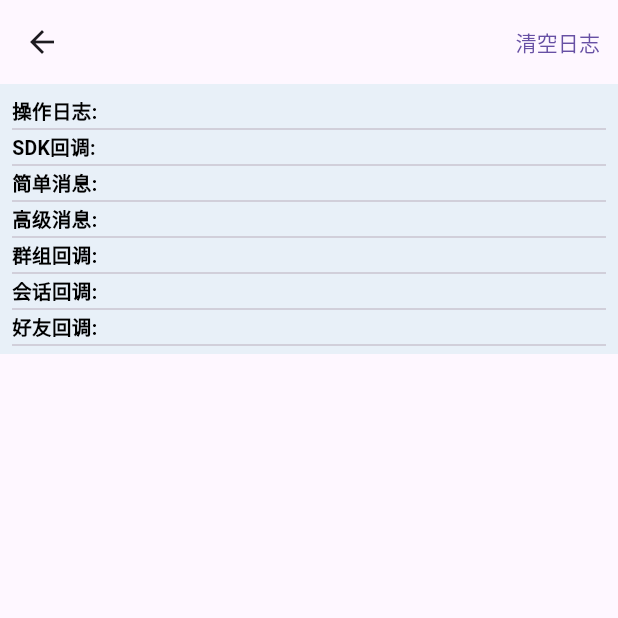
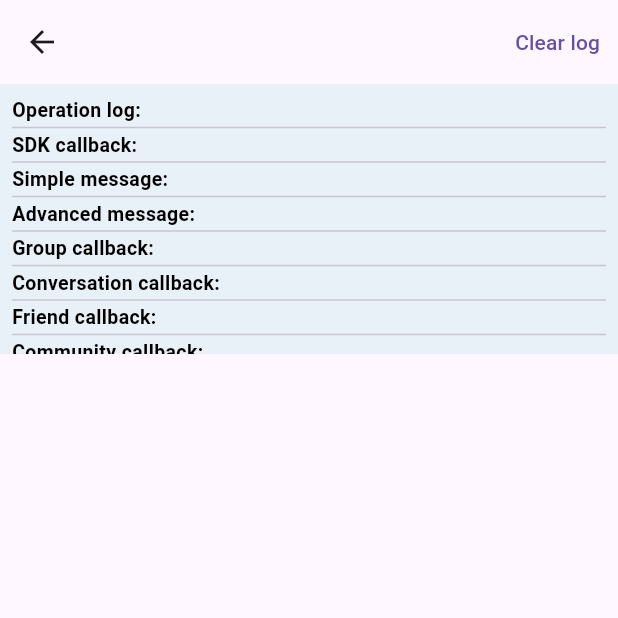
Before and after one commit to BrianTran24/TencentSDK, a Flutter app: the BaseAPITest screen opened directly with empty values, on a phone screen of 412 x 824 dp, the top half of it. Run offline on Flutter 3.47's test engine with Material 3 defaults, Android fonts, the phone set to English and light mode, and no system bars; our stand-ins replace fluttertoast, js, plugin_platform_interface; missing offline and left inert: dart:ffi, dart:html, dart:js, dart:js_util, mime_type.

Commit message:
Translate all Chinese text to English in imdemo UI files
Co-authored-by: BrianTran24 <179514740+BrianTran24@users.noreply.github.com>

```diff
--- a/imdemo/lib/config.dart
+++ b/imdemo/lib/config.dart
@@ -1,6 +1,6 @@
 class IMConfig {
   static const int sdkappid = 0;
   static const String appKey = "";
-  // 默认时间：7 x 24 x 60 x 60 = 604800 = 7 天
+  // Default time: 7 x 24 x 60 x 60 = 604800 = 7 days
   static const int expireTime = 604800;
 }
--- a/imdemo/lib/main.dart
+++ b/imdemo/lib/main.dart
@@ -8,7 +8,7 @@ import 'package:tencent_cloud_chat_sdk_example/utils/log_manager.dart';
 import 'package:tencent_cloud_chat_sdk_example/utils/listener_manager.dart';
 
 void main() {
-  // 预初始化全局监听器管理器
+  // Pre-initialize global listener manager
   final listenerManager = ListenerManager();
   listenerManager.initialize();
 
--- a/imdemo/lib/pages/api_test_page.dart
+++ b/imdemo/lib/pages/api_test_page.dart
@@ -48,27 +48,27 @@ class _APITestPageState extends State<APITestPage> {
         items: const [
           BottomNavigationBarItem(
             icon: Icon(Icons.settings),
-            label: '基础',
+            label: 'Basic',
           ),
           BottomNavigationBarItem(
             icon: Icon(Icons.chat),
-            label: '会话',
+            label: 'Conversation',
           ),
           BottomNavigationBarItem(
             icon: Icon(Icons.message),
-            label: '消息',
+            label: 'Message',
           ),
           BottomNavigationBarItem(
             icon: Icon(Icons.group),
-            label: '群组',
+            label: 'Group',
           ),
           BottomNavigationBarItem(
             icon: Icon(Icons.people),
-            label: '关系链',
+            label: 'Relationship',
           ),
           BottomNavigationBarItem(
             icon: Icon(Icons.forum),
-            label: '社群',
+            label: 'Community',
           ),
         ],
       ),
--- a/imdemo/lib/pages/base_api_test.dart
+++ b/imdemo/lib/pages/base_api_test.dart
@@ -2,40 +2,40 @@ import 'package:flutter/material.dart';
 import 'package:provider/provider.dart';
 import 'package:tencent_cloud_chat_sdk_example/utils/log_manager.dart';
 
-// 通用样式常量
+// Common style constants
 class APITestStyle {
-  // 输入框样式常量
-  static const double INPUT_HEIGHT = 30.0;           // 输入框高度
-  static const double INPUT_FONT_SIZE = 13.0;        // 输入框字体大小
-  static const double INPUT_LABEL_FONT_SIZE = 12.0;  // 输入框标签字体大小
-  static const EdgeInsets INPUT_PADDING = EdgeInsets.symmetric(horizontal: 8, vertical: 8); // 输入框内边距
+  // Input field style constants
+  static const double INPUT_HEIGHT = 30.0;           // Input field height
+  static const double INPUT_FONT_SIZE = 13.0;        // Input field font size
+  static const double INPUT_LABEL_FONT_SIZE = 12.0;  // Input field label font size
+  static const EdgeInsets INPUT_PADDING = EdgeInsets.symmetric(horizontal: 8, vertical: 8); // Input field padding
 
-  // 按钮样式常量
-  static const double BUTTON_HORIZONTAL_PADDING = 5.0;   // 按钮内部左右内边距
-  static const double BUTTON_VERTICAL_PADDING = 3.0;     // 按钮内部上下内边距
-  static const double BUTTON_MIN_HEIGHT = 30.0;          // 按钮最小高度
-  static const double BUTTON_FONT_SIZE = 12.0;           // 按钮文字大小
-  static const double BUTTON_BORDER_RADIUS = 4.0;        // 按钮圆角半径
-  static const double BUTTON_CHAR_WIDTH = 6.0;           // 每个字符的估计宽度
-  static const double BUTTON_EXTRA_WIDTH = 12.0;         // 按钮额外宽度
-  static const Color BUTTON_TEXT_COLOR = Colors.white;   // 按钮文字颜色
-  static const Color BUTTON_BG_COLOR = Colors.blue;      // 按钮背景颜色
+  // Button style constants
+  static const double BUTTON_HORIZONTAL_PADDING = 5.0;   // Button horizontal padding
+  static const double BUTTON_VERTICAL_PADDING = 3.0;     // Button vertical padding
+  static const double BUTTON_MIN_HEIGHT = 30.0;          // Button minimum height
+  static const double BUTTON_FONT_SIZE = 12.0;           // Button font size
+  static const double BUTTON_BORDER_RADIUS = 4.0;        // Button border radius
+  static const double BUTTON_CHAR_WIDTH = 6.0;           // Estimated width per character
+  static const double BUTTON_EXTRA_WIDTH = 12.0;         // Button extra width
+  static const Color BUTTON_TEXT_COLOR = Colors.white;   // Button text color
+  static const Color BUTTON_BG_COLOR = Colors.blue;      // Button background color
 
-  // 布局常量
-  static const double HORIZONTAL_SPACING = 8.0;         // 水平间距
-  static const double VERTICAL_SPACING = 4.0;           // 垂直间距
-  static const double LABEL_WIDTH = 80.0;               // 标签宽度
+  // Layout constants
+  static const double HORIZONTAL_SPACING = 8.0;         // Horizontal spacing
+  static const double VERTICAL_SPACING = 4.0;           // Vertical spacing
+  static const double LABEL_WIDTH = 80.0;               // Label width
 
-  // 日志区域样式常量
-  static const double LOG_AREA_HEIGHT = 180.0;           // 日志区域高度
-  static const double LOG_LABEL_FONT_SIZE = 13.0;        // 日志标签字体大小
-  static const double LOG_CONTENT_FONT_SIZE = 10.0;      // 日志内容字体大小
-  static const Color LOG_LABEL_COLOR = Colors.black;     // 日志标签颜色
-  static const Color LOG_CONTENT_COLOR = Colors.black54; // 日志内容颜色
-  static const Color LOG_AREA_BG_COLOR = Color(0xFFE8F0F8); // 日志区域背景色
+  // Log area style constants
+  static const double LOG_AREA_HEIGHT = 180.0;           // Log area height
+  static const double LOG_LABEL_FONT_SIZE = 13.0;        // Log label font size
+  static const double LOG_CONTENT_FONT_SIZE = 10.0;      // Log content font size
+  static const Color LOG_LABEL_COLOR = Colors.black;     // Log label color
+  static const Color LOG_CONTENT_COLOR = Colors.black54; // Log content color
+  static const Color LOG_AREA_BG_COLOR = Color(0xFFE8F0F8); // Log area background color
 }
 
-// 通用按钮组件
+// Common button component
 class APITestButton extends StatelessWidget {
   final String text;
   final VoidCallback onPressed;
@@ -87,7 +87,7 @@ class APITestButton extends StatelessWidget {
   }
 }
 
-// 基础API测试页面组件
+// Base API test page component
 class BaseAPITest extends StatefulWidget {
   final String title;
   final List<Widget> inputFields;
@@ -109,7 +109,7 @@ class BaseAPITest extends StatefulWidget {
 class _BaseAPITestState extends State<BaseAPITest> {
   @override
   Widget build(BuildContext context) {
-    // 使用 Consumer 监听 LogManager 的变化
+    // Use Consumer to listen to LogManager changes
     return Consumer<LogManager>(
       builder: (context, logManager, child) {
         return Scaffold(
@@ -118,7 +118,7 @@ class _BaseAPITestState extends State<BaseAPITest> {
             actions: [
               TextButton(
                 onPressed: widget.onClearLog,
-                child: const Text('清空日志'),
+                child: const Text('Clear log'),
               ),
             ],
           ),
@@ -136,7 +136,7 @@ class _BaseAPITestState extends State<BaseAPITest> {
                       children: [
                         Row(
                           children: [
-                            const Text('操作日志: ',
+                            const Text('Operation log: ',
                               style: TextStyle(
                                 fontWeight: FontWeight.bold,
                                 fontSize: APITestStyle.LOG_LABEL_FONT_SIZE,
@@ -157,7 +157,7 @@ class _BaseAPITestState extends State<BaseAPITest> {
                         const Divider(height: 4),
                         Row(
                           children: [
-                            const Text('SDK回调: ',
+                            const Text('SDK callback: ',
                               style: TextStyle(
                                 fontWeight: FontWeight.bold,
                                 fontSize: APITestStyle.LOG_LABEL_FONT_SIZE,
@@ -178,7 +178,7 @@ class _BaseAPITestState extends State<BaseAPITest> {
                         const Divider(height: 4),
                         Row(
                           children: [
-                            const Text('简单消息: ',
+                            const Text('Simple message: ',
                               style: TextStyle(
                                 fontWeight: FontWeight.bold,
                                 fontSize: APITestStyle.LOG_LABEL_FONT_SIZE,
@@ -199,7 +199,7 @@ class _BaseAPITestState extends State<BaseAPITest> {
                         const Divider(height: 4),
                         Row(
                           children: [
-                            const Text('高级消息: ',
+                            const Text('Advanced message: ',
                               style: TextStyle(
                                 fontWeight: FontWeight.bold,
                                 fontSize: APITestStyle.LOG_LABEL_FONT_SIZE,
@@ -220,7 +220,7 @@ class _BaseAPITestState extends State<BaseAPITest> {
                         const Divider(height: 4),
                         Row(
                           children: [
-                            const Text('群组回调: ',
+                            const Text('Group callback: ',
                               style: TextStyle(
                                 fontWeight: FontWeight.bold,
                                 fontSize: APITestStyle.LOG_LABEL_FONT_SIZE,
@@ -241,7 +241,7 @@ class _BaseAPITestState extends State<BaseAPITest> {
                         const Divider(height: 4),
                         Row(
                           children: [
-                            const Text('会话回调: ',
+                            const Text('Conversation callback: ',
                               style: TextStyle(
                                 fontWeight: FontWeight.bold,
                                 fontSize: APITestStyle.LOG_LABEL_FONT_SIZE,
@@ -262,7 +262,7 @@ class _BaseAPITestState extends State<BaseAPITest> {
                         const Divider(height: 4),
                         Row(
                           children: [
-                            const Text('好友回调: ',
+                            const Text('Friend callback: ',
                               style: TextStyle(
                                 fontWeight: FontWeight.bold,
                                 fontSize: APITestStyle.LOG_LABEL_FONT_SIZE,
@@ -283,7 +283,7 @@ class _BaseAPITestState extends State<BaseAPITest> {
                         const Divider(height: 4),
                         Row(
                           children: [
-                            const Text('社群回调: ',
+                            const Text('Community callback: ',
                               style: TextStyle(
                                 fontWeight: FontWeight.bold,
                                 fontSize: APITestStyle.LOG_LABEL_FONT_SIZE,
@@ -307,7 +307,7 @@ class _BaseAPITestState extends State<BaseAPITest> {
                 ),
               ),
 
-              // 输入和按钮区域
+              // Input and button area
               Expanded(
                 child: SingleChildScrollView(
                   child: Padding(
@@ -315,13 +315,13 @@ class _BaseAPITestState extends State<BaseAPITest> {
                     child: Column(
                       crossAxisAlignment: CrossAxisAlignment.start,
                       children: [
-                        // 输入字段
+                        // Input fields
                         ...widget.inputFields.map((field) => Padding(
                           padding: const EdgeInsets.only(bottom: APITestStyle.VERTICAL_SPACING),
                           child: field,
                         )).toList(),
 
-                        // 按钮区域
+                        // Button area
                         const SizedBox(height: 8),
                         Wrap(
                           spacing: APITestStyle.HORIZONTAL_SPACING,
--- a/imdemo/lib/utils/listener_manager.dart
+++ b/imdemo/lib/utils/listener_manager.dart
@@ -36,14 +36,14 @@ import 'package:tencent_cloud_chat_sdk/models/v2_tim_user_full_info.dart'
 import 'package:tencent_cloud_chat_sdk/tencent_im_sdk_plugin.dart';
 import 'package:tencent_cloud_chat_sdk_example/utils/log_manager.dart';
 
-/// 全局监听器管理类，用于初始化和管理所有监听器
+/// Global listener manager class for initializing and managing all listeners
 class ListenerManager {
-  // 单例实现
+  // Singleton implementation
   static final ListenerManager _instance = ListenerManager._internal();
   factory ListenerManager() => _instance;
   ListenerManager._internal();
 
-  // 各种监听器
+  // Various listeners
   late V2TimSDKListener _sdkListener;
   late V2TimSimpleMsgListener _simpleMsgListener;
   late V2TimAdvancedMsgListener _advancedMsgListener;
@@ -53,13 +53,13 @@ class ListenerManager {
   late V2TimFriendshipListener _friendshipListener;
   late V2TimSignalingListener _signalingListener;
 
-  // 是否已初始化
+  // Whether initialized
   bool _isInitialized = false;
 
-  // 日志管理器
+  // Log manager
   final LogManager _logManager = LogManager();
 
-  // 初始化所有监听器
+  // Initialize all listeners
   void initialize() {
     if (_isInitialized) return;
 
@@ -75,7 +75,7 @@ class ListenerManager {
     _isInitialized = true;
   }
 
-  // 初始化SDK监听器
+  // Initialize SDK listener
   void _initSDKListener() {
     _sdkListener = V2TimSDKListener(
       onConnecting: () {
@@ -123,7 +123,7 @@ class ListenerManager {
     );
   }
 
-  // 初始化简单消息监听器
+  // Initialize simple message listener
   void _initSimpleMsgListener() {
     _simpleMsgListener = V2TimSimpleMsgListener(
       onRecvC2CTextMessage: (msgID, sender, text) {
@@ -141,7 +141,7 @@ class ListenerManager {
     );
   }
 
-  // 初始化高级消息监听器
+  // Initialize advanced message listener
   void _initAdvancedMsgListener() {
     _advancedMsgListener = V2TimAdvancedMsgListener(
       onRecvNewMessage: (V2TimMessage message) {
@@ -199,7 +199,7 @@ class ListenerManager {
     );
   }
 
-  // 初始化群组监听器
+  // Initialize group listener
   void _initGroupListener() {
     _groupListener = V2TimGroupListener(
       onGroupCreated: (String groupID) {
@@ -294,7 +294,7 @@ class ListenerManager {
     );
   }
 
-  // 初始化会话监听器
+  // Initialize conversation listener
   void _initConversationListener() {
     _conversationListener = V2TimConversationListener(
       onSyncServerStart: () {
@@ -357,7 +357,7 @@ class ListenerManager {
     );
   }
 
-  // 初始化社区监听器
+  // Initialize community listener
   void _initCommunityListener() {
     _communityListener = V2TimCommunityListener(
       onCreateTopic: (String groupID, String topicID) {
@@ -399,7 +399,7 @@ class ListenerManager {
     );
   }
 
-  // 初始化好友关系监听器
+  // Initialize friendship listener
   void _initFriendshipListener() {
     _friendshipListener = V2TimFriendshipListener(
       onFriendApplicationListAdded: (applicationList) {
@@ -457,37 +457,37 @@ class ListenerManager {
     );
   }
 
-  // 注册所有监听器到SDK
+  // Register all listeners to SDK
   void registerAllListeners() {
     if (!_isInitialized) {
       initialize();
     }
 
-    // 注册SDK监听器（在 initSDK 时已注册）
+    // Register SDK listener (already registered in initSDK)
 
-    // 注册消息监听器
+    // Register message listeners
     TencentImSDKPlugin.v2TIMManager.addSimpleMsgListener(listener: _simpleMsgListener);
     TencentImSDKPlugin.v2TIMManager.getMessageManager().addAdvancedMsgListener(listener: _advancedMsgListener);
 
-    // 注册群组监听器
+    // Register group listener
     TencentImSDKPlugin.v2TIMManager.addGroupListener(listener: _groupListener);
 
-    // 注册会话监听器
+    // Register conversation listener
     TencentImSDKPlugin.v2TIMManager.getConversationManager().addConversationListener(listener: _conversationListener);
 
-    // 注册社区监听器
+    // Register community listener
     TencentImSDKPlugin.v2TIMManager.getCommunityManager().addCommunityListener(listener: _communityListener);
 
-    // 注册好友关系监听器
+    // Register friendship listener
     TencentImSDKPlugin.v2TIMManager.getFriendshipManager().addFriendListener(listener: _friendshipListener);
 
-    // 注册信令监听器
+    // Register signaling listener
     TencentImSDKPlugin.v2TIMManager.getSignalingManager().addSignalingListener(listener: _signalingListener);
 
-    _logManager.updateLogText('所有监听器已注册');
+    _logManager.updateLogText('All listeners registered');
   }
 
-  // 获取SDK监听器
+  // Get SDK listener
   V2TimSDKListener get sdkListener {
     if (!_isInitialized) {
       initialize();
@@ -495,7 +495,7 @@ class ListenerManager {
     return _sdkListener;
   }
 
-  // 获取简单消息监听器
+  // Get simple message listener
   V2TimSimpleMsgListener get simpleMsgListener {
     if (!_isInitialized) {
       initialize();
@@ -503,7 +503,7 @@ class ListenerManager {
     return _simpleMsgListener;
   }
 
-  // 获取高级消息监听器
+  // Get advanced message listener
   V2TimAdvancedMsgListener get advancedMsgListener {
     if (!_isInitialized) {
       initialize();
@@ -511,7 +511,7 @@ class ListenerManager {
     return _advancedMsgListener;
   }
 
-  // 获取群组监听器
+  // Get group listener
   V2TimGroupListener get groupListener {
     if (!_isInitialized) {
       initialize();
@@ -519,7 +519,7 @@ class ListenerManager {
     return _groupListener;
   }
 
-  // 获取会话监听器
+  // Get conversation listener
   V2TimConversationListener get conversationListener {
     if (!_isInitialized) {
       initialize();
@@ -527,7 +527,7 @@ class ListenerManager {
     return _conversationListener;
   }
 
-  // 获取社区监听器
+  // Get community listener
   V2TimCommunityListener get communityListener {
     if (!_isInitialized) {
       initialize();
@@ -535,7 +535,7 @@ class ListenerManager {
     return _communityListener;
   }
 
-  // 获取好友关系监听器
+  // Get friendship listener
   V2TimFriendshipListener get friendshipListener {
     if (!_isInitialized) {
       initialize();
```
Also changed, not shown: imdemo/lib/utils/log_manager.dart (+13 -13 lines), imdemo/lib/utils/utils.dart (+9 -9 lines).
